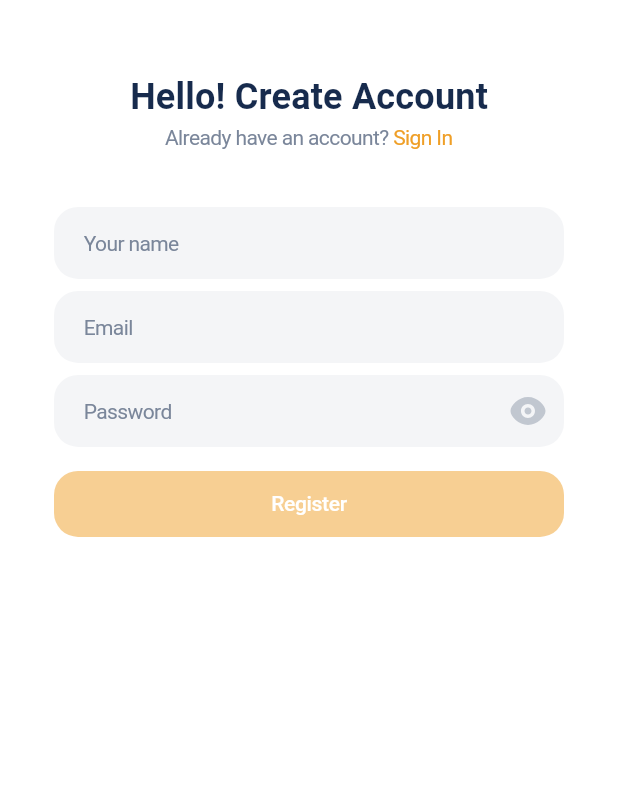
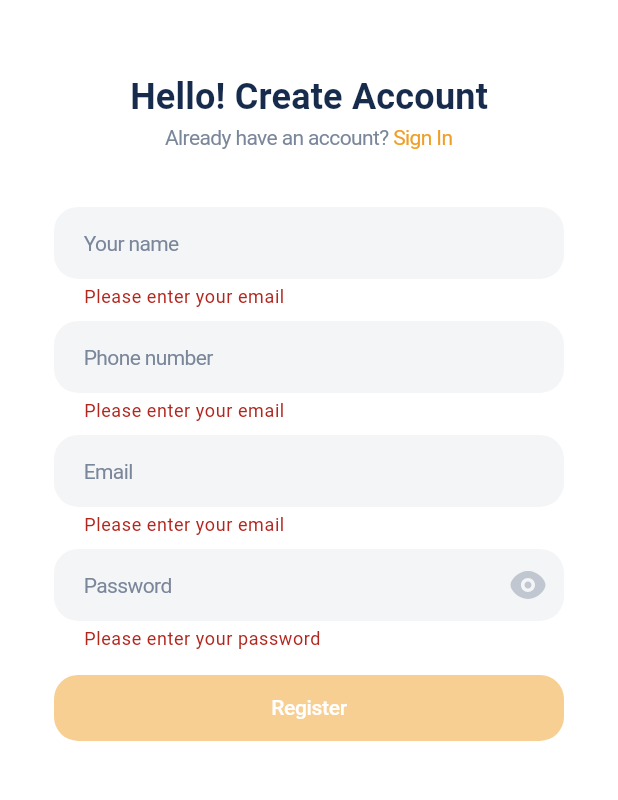
Before and after one commit to duynam112005/food-drink-delivery, a Flutter app: the RegisterPage screen opened by its route, after a tap on "Register", on a phone screen of 412 x 824 dp, the part 374-1174 px from its top. Run offline on Flutter 3.47's test engine with Material 3 defaults, Android fonts, the phone set to English and light mode, and no system bars; our stand-ins replace dio, firebase_auth, firebase_core, flutter_secure_storage, flutter_svg, freezed_annotation and 4 more; accounts and stored records are empty; network calls fail.

Commit message:
feat: register and verify otp code

```diff
--- a/lib/common/app_colors.dart
+++ b/lib/common/app_colors.dart
@@ -9,4 +9,6 @@
   static const Color neutral800 = Color(0xFF172B4D);
 
   static const Color red400 = Color(0xFFEF9F27);
+
+  static const Color cardColor = Color(0xFFF4F5F7);
 }
--- a/lib/common/app_text_styles.dart
+++ b/lib/common/app_text_styles.dart
@@ -1,10 +1,11 @@
+import 'package:flutter/material.dart';
 import 'package:flutter/widgets.dart';
 import 'package:food_drink_delivery/common/app_colors.dart';
 
 class AppTextStyles {
   AppTextStyles._();
 
-  //black
+  //BLACK
   static final black = TextStyle(
     color: AppColors.neutral800,
     fontWeight: FontWeight.w400,
@@ -21,7 +22,7 @@
   );
 
 
-  //grey
+  //GREY
   static final grey = TextStyle(color: AppColors.neutral100, fontWeight: FontWeight.w400);
 
   //S14
@@ -31,14 +32,14 @@
   );
 
 
-  //white
+  //WHITE
   static final white = TextStyle(color: AppColors.neutral00, fontWeight: FontWeight.w400);
 
   //S14
   static final whiteS14Medium = white.copyWith(fontSize: 14, fontWeight: FontWeight.w500, letterSpacing: -0.2);
 
 
-  //red
+  //RED
   static final red = TextStyle(color: AppColors.red400, fontWeight: FontWeight.w400);
 
   //S12
@@ -46,4 +47,11 @@
 
   //S14
   static final redS14 = red.copyWith(fontSize: 14, letterSpacing: -0.4);
+
+
+  //ERROR
+  static final error = TextStyle(color: Colors.red, fontWeight: FontWeight.w400);
+
+  //S12
+  static final errorS12Medium = error.copyWith(fontSize: 12);
 }
--- /dev/null
+++ b/lib/models/dto/auth/auth_results/auth_dto.dart
@@ -0,0 +1,17 @@
+import 'package:food_drink_delivery/models/dto/auth/user/user_dto.dart';
+import 'package:freezed_annotation/freezed_annotation.dart';
+part 'auth_dto.freezed.dart';
+part 'auth_dto.g.dart';
+
+@freezed
+abstract class AuthDTO with _$AuthDTO{
+  const factory AuthDTO({
+    required UserDTO user,
+    required String? accessToken,
+    required String? refreshToken,
+    required String? tokenType,
+    required int? expiresIn,
+  })= _AuthDTO;
+
+  factory AuthDTO.fromJson(Map<String, Object?> json) => _$AuthDTOFromJson(json);
+}
--- a/lib/models/entities/auth/auth_results/auth_entity.dart
+++ b/lib/models/entities/auth/auth_results/auth_entity.dart
@@ -1,18 +1,17 @@
 import 'package:food_drink_delivery/models/entities/auth/user/user_entity.dart';
-import 'package:freezed_annotation/freezed_annotation.dart';
-part 'auth_entity.freezed.dart';
-part 'auth_entity.g.dart';
 
-@freezed
-abstract class AuthEntity with _$AuthEntity {
-  const factory AuthEntity({
-    required UserEntity user,
-    required String accessToken,
-    required String refreshToken,
-    required String tokenType,
-    required int expiresIn,
-  }) = _AuthEntity;
+class AuthEntity{
+  final UserEntity user;
+  final String? accessToken;
+  final String? refreshToken;
+  final String? tokenType;
+  final int? expiresIn;
 
-  factory AuthEntity.fromJson(Map<String, Object?> json) =>
-      _$AuthEntityFromJson(json);
+  AuthEntity({
+    required this.user,
+    required this.accessToken,
+    required this.refreshToken,
+    required this.tokenType,
+    required this.expiresIn,
+  });
 }
--- a/lib/models/entities/auth/user/user_entity.dart
+++ b/lib/models/entities/auth/user/user_entity.dart
@@ -1,18 +1,17 @@
-import 'package:freezed_annotation/freezed_annotation.dart';
-part 'user_entity.freezed.dart';
-part 'user_entity.g.dart';
+class UserEntity{
+  final String? id;
+  final String? fullName;
+  final String email;
+  final String? phone;
+  final String? avatarUrl;
+  final bool? emailVerified;
 
-@freezed
-abstract class UserEntity with _$UserEntity {
-  const factory UserEntity({
-    required String id,
-    required String fullName,
-    required String email,
-    required String? phone,
-    required String avatarUrl,
-    required bool emailVerified,
-  }) = _UserEntity;
-
-  factory UserEntity.fromJson(Map<String, Object?> json) =>
-      _$UserEntityFromJson(json);
+  UserEntity({
+    required this.id,
+    required this.fullName,
+    required this.email,
+    required this.phone,
+    required this.avatarUrl,
+    required this.emailVerified,
+  });
 }
--- a/lib/network/api_interceptor.dart
+++ b/lib/network/api_interceptor.dart
@@ -7,7 +7,7 @@
   @override
   void onRequest(RequestOptions options, RequestInterceptorHandler handler) async{
     final token = await secureStorage.read('accessToken');
-    //options.headers['Authorization'] = 'Bearer $token';
+    options.headers['Authorization'] = 'Bearer $token';
     handler.next(options);
   }
 
--- a/lib/router/route_config.dart
+++ b/lib/router/route_config.dart
@@ -3,6 +3,7 @@
 import 'package:food_drink_delivery/ui/pages/auth/forgot_password/enter_email/enter_email_page.dart';
 import 'package:food_drink_delivery/ui/pages/auth/login/login_page.dart';
 import 'package:food_drink_delivery/ui/pages/auth/register/register_page.dart';
+import 'package:food_drink_delivery/ui/pages/auth/verify/enter_code_page.dart';
 import 'package:go_router/go_router.dart';
 
 class RouteConfig {
@@ -13,7 +14,7 @@
   static const String onboarding = '/onboarding';
   static const String login = '/login';
   static const String enterEmail = '/enter_email';
-  static const String enterOtp = '/enter_otp';
+  static const String enterCode = '/enter_code';
   static const String resetPassword = 'reset_password';
   static const String register = '/register';
 
@@ -37,6 +38,14 @@
         builder: (context, state) => const EnterEmailPage(),
       ),
       GoRoute(
+        path: enterCode,
+        name: 'enter_code',
+        builder: (context, state) {
+          final identifier = state.extra as String;
+          return EnterCodePage(identifier: identifier);
+        },
+      ),
+      GoRoute(
         path: register,
         name: 'register',
         builder: (context, state) => const RegisterPage(),
--- a/lib/ui/pages/auth/forgot_password/enter_email/enter_email_page.dart
+++ b/lib/ui/pages/auth/forgot_password/enter_email/enter_email_page.dart
@@ -4,6 +4,7 @@
 import 'package:food_drink_delivery/common/app_text_styles.dart';
 import 'package:food_drink_delivery/ui/widgets/app_textfield_widget.dart';
 import 'package:food_drink_delivery/ui/widgets/text_button_widget.dart';
+import 'package:go_router/go_router.dart';
 
 class EnterEmailPage extends StatefulWidget {
   const EnterEmailPage({super.key});
@@ -85,7 +86,9 @@
           const SizedBox(height: 24),
           TextButtonWidget(
             onTap:(){
-              if(_formKey.currentState!.validate()){}
+              if(_formKey.currentState!.validate()){
+                context.pushNamed('enter_code', extra: _emailController.text.trim());
+              }
             },
             text: 'Next'
           ),
--- a/lib/ui/pages/auth/register/register_page.dart
+++ b/lib/ui/pages/auth/register/register_page.dart
@@ -2,6 +2,9 @@
 import 'package:food_drink_delivery/common/app_colors.dart';
 import 'package:food_drink_delivery/common/app_images.dart';
 import 'package:food_drink_delivery/common/app_text_styles.dart';
+import 'package:food_drink_delivery/network/api_client.dart';
+import 'package:food_drink_delivery/network/dio_client.dart';
+import 'package:food_drink_delivery/repositories/auth/auth_repository.dart';
 import 'package:food_drink_delivery/ui/widgets/app_textfield_widget.dart';
 import 'package:food_drink_delivery/ui/widgets/password_textfield_widget.dart';
 import 'package:go_router/go_router.dart';
@@ -71,8 +74,10 @@
 
 class _BuildRegisterFormState extends State<BuildRegisterForm> {
   late final TextEditingController _nameController;
+  late final TextEditingController _phoneController;
   late final TextEditingController _emailController;
   late final TextEditingController _passwordController;
+  late final _authRepository;
   final _formKey = GlobalKey<FormState>();
 
   bool _isRegisterEnabled = false;
@@ -80,9 +85,9 @@
   void _checkRegisterEnabled() {
     setState(() {
       _isRegisterEnabled =
-          _nameController.text.isNotEmpty &&
+          _nameController.text.trim().isNotEmpty &&
           _emailController.text.contains('@gmail.com') &&
-          _passwordController.text.length >= 6;
+          _passwordController.text.trim().length >= 6;
     });
   }
 
@@ -90,18 +95,31 @@
   void initState() {
     super.initState();
     _nameController = TextEditingController();
+    _phoneController = TextEditingController();
     _emailController = TextEditingController();
     _passwordController = TextEditingController();
+    _authRepository = AuthRepository(
+      apiClient: ApiClient(dio: DioClient().dio),
+    );
   }
 
   @override
   Widget build(BuildContext context) {
     return Form(
+      key: _formKey,
       child: Column(
         children: [
           AppTextfieldWidget(
             controller: _nameController,
             hintText: 'Your name',
+            onChanged: (value) {
+              _checkRegisterEnabled();
+            },
+          ),
+          const SizedBox(height: 8),
+          AppTextfieldWidget(
+            controller: _phoneController,
+            hintText: 'Phone number',
             onChanged: (value) {
               _checkRegisterEnabled();
             },
@@ -126,8 +144,20 @@
           const SizedBox(height: 16),
           InkWell(
             onTap: () async {
-              if(_formKey.currentState!.validate() && _isRegisterEnabled){
+              if (_formKey.currentState!.validate() && _isRegisterEnabled) {
+                final fullName = _nameController.text.trim();
+                final email = _emailController.text.trim();
+                final phone = _phoneController.text.trim();
+                final password = _passwordController.text.trim();
 
+                context.pushNamed('enter_code', extra: phone);
+
+                final response = await _authRepository.register(
+                  fullName,
+                  phone,
+                  email,
+                  password,
+                );
               }
             },
             borderRadius: BorderRadius.circular(16),
--- a/lib/ui/widgets/app_textfield_widget.dart
+++ b/lib/ui/widgets/app_textfield_widget.dart
@@ -1,5 +1,6 @@
 import 'package:flutter/material.dart';
 import 'package:flutter_svg/svg.dart';
+import 'package:food_drink_delivery/common/app_colors.dart';
 import 'package:food_drink_delivery/common/app_svgs.dart';
 import 'package:food_drink_delivery/common/app_text_styles.dart';
 
@@ -33,7 +34,7 @@
           decoration: InputDecoration(
             hintText: widget.hintText,
             hintStyle: AppTextStyles.greyS14,
-            fillColor: const Color(0xFFF4F5F7),
+            fillColor: AppColors.cardColor,
             contentPadding: const EdgeInsets.symmetric(
               horizontal: 16,
               vertical: 12,
--- a/lib/ui/widgets/password_textfield_widget.dart
+++ b/lib/ui/widgets/password_textfield_widget.dart
@@ -1,5 +1,6 @@
 import 'package:flutter/material.dart';
 import 'package:flutter_svg/svg.dart';
+import 'package:food_drink_delivery/common/app_colors.dart';
 import 'package:food_drink_delivery/common/app_svgs.dart';
 import 'package:food_drink_delivery/common/app_text_styles.dart';
 
@@ -36,7 +37,7 @@
                 vertical: 12,
               ),
               filled: true,
-              fillColor: Color(0xFFF4F5F7),
+              fillColor: AppColors.cardColor,
               border: OutlineInputBorder(
                 borderRadius: BorderRadius.circular(16),
                 borderSide: BorderSide.none,
@@ -58,6 +59,9 @@
               if (value == null || value.trim().isEmpty) {
                 return 'Please enter your password';
               }
+              if(value.trim().length < 6) {
+                return 'Password must be at least 6 characters';
+              }
               return null;
             },
           );
--- a/pubspec.yaml
+++ b/pubspec.yaml
@@ -48,6 +48,7 @@
   freezed_annotation: ^3.1.0
   json_annotation: ^4.5.0
   flutter_secure_storage: ^10.3.1
+  pinput: ^6.0.2
 
 dev_dependencies:
   flutter_test:
```
Also changed, not shown: lib/models/dto/auth/user/user_dto.dart (added, +18 -0 lines), lib/network/api_client.dart (+44 -5 lines), lib/repositories/auth/auth_repository.dart (added, +102 -0 lines), lib/ui/pages/auth/login/login_page.dart (+16 -10 lines), lib/ui/pages/auth/verify/enter_code_page.dart (added, +123 -0 lines), lib/models/dto/auth/auth_results/auth_dto.freezed.dart (added), lib/models/dto/auth/auth_results/auth_dto.g.dart (added), lib/models/dto/auth/user/user_dto.freezed.dart (added), lib/models/dto/auth/user/user_dto.g.dart (added), lib/models/entities/auth/auth_results/auth_entity.freezed.dart (deleted), lib/models/entities/auth/auth_results/auth_entity.g.dart (deleted), lib/models/entities/auth/user/user_entity.freezed.dart (deleted), lib/models/entities/auth/user/user_entity.g.dart (deleted), lib/ui/pages/auth/forgot_password/enter_code/enter_code_page.dart (deleted), 1 more files.
